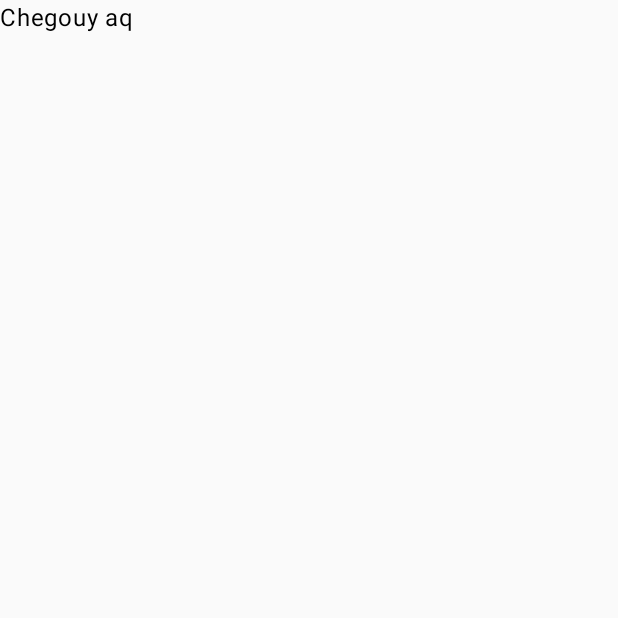
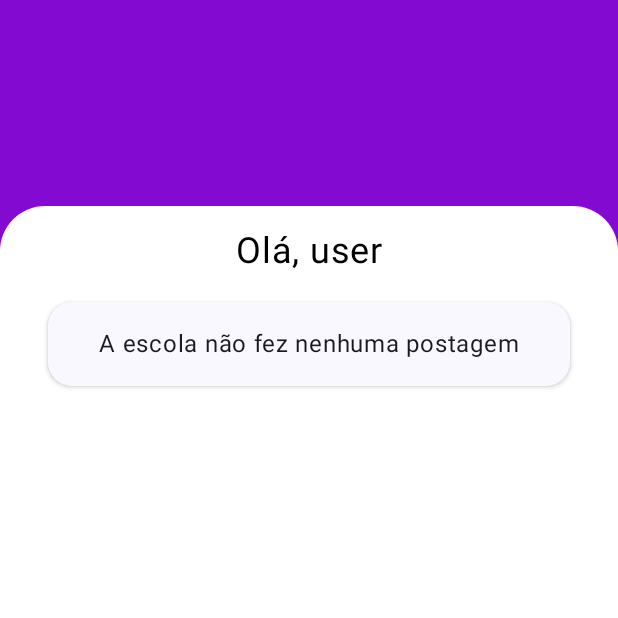
Before and after one commit to smViana19/logus-app-mobile, an Android app built with Jetpack Compose: the screen it shows after launch (MainActivity), on a phone screen of 412 x 824 dp, the top half of it. Before the commit the part shown is almost empty. Run offline under Robolectric (Android 15) with nearby library versions, the phone set to English and light mode, and no system bars; our stand-ins replace Dagger/Hilt's generated code.

Commit message:
Documentação dos mapeamentos das APIs -Adicionado kdoc nas apis do app -Criado card de teste -Criado tela de dashboard para teste

```diff
--- /dev/null
+++ b/app/src/main/java/br/com/samuel/logus_app/ui/components/AppCard.kt
@@ -0,0 +1,64 @@
+package br.com.samuel.logus_app.ui.components
+
+import androidx.compose.foundation.clickable
+import androidx.compose.foundation.layout.Column
+import androidx.compose.foundation.layout.fillMaxWidth
+import androidx.compose.foundation.layout.padding
+import androidx.compose.foundation.shape.RoundedCornerShape
+import androidx.compose.material3.Card
+import androidx.compose.material3.CardDefaults
+import androidx.compose.material3.MaterialTheme
+import androidx.compose.material3.Text
+import androidx.compose.runtime.Composable
+import androidx.compose.ui.Modifier
+import androidx.compose.ui.graphics.Color
+import androidx.compose.ui.text.font.FontWeight
+import androidx.compose.ui.tooling.preview.Preview
+import androidx.compose.ui.unit.Dp
+import androidx.compose.ui.unit.dp
+
+@Composable
+fun AppCardDefault(
+    modifier: Modifier = Modifier,
+    title: String? = null,
+    content: @Composable () -> Unit,
+    backgroundColor: Color = MaterialTheme.colorScheme.surface,
+    elevation: Dp = 2.dp,
+    onClick: () -> Unit = {}
+) {
+    Card(
+        modifier = modifier
+            .fillMaxWidth()
+            .clickable { onClick() },
+        shape = RoundedCornerShape(16.dp),
+        colors = CardDefaults.cardColors(containerColor = backgroundColor),
+        elevation = CardDefaults.cardElevation(defaultElevation = elevation)
+    ) {
+        Column(
+            modifier = Modifier
+                .padding(16.dp)
+        ) {
+            if (title != null) {
+                Text(
+                    text = title,
+                    style = MaterialTheme.typography.headlineSmall,
+                    fontWeight = FontWeight.Bold
+                )
+            }
+            content()
+        }
+
+    }
+}
+
+@Preview
+@Composable
+private fun AppCardDefaultPreview() {
+    AppCardDefault(content = {
+        Text(text = "Design de card")
+        Text(text = "Design de card")
+        Text(text = "Design de card")
+
+    })
+
+}
--- a/app/src/main/java/br/com/samuel/logus_app/ui/screens/ScreenDashboard.kt
+++ b/app/src/main/java/br/com/samuel/logus_app/ui/screens/ScreenDashboard.kt
@@ -1,17 +1,128 @@
 package br.com.samuel.logus_app.ui.screens
 
+import androidx.compose.foundation.Image
+import androidx.compose.foundation.background
+import androidx.compose.foundation.layout.Arrangement
+import androidx.compose.foundation.layout.Box
 import androidx.compose.foundation.layout.Column
+import androidx.compose.foundation.layout.Row
+import androidx.compose.foundation.layout.Spacer
 import androidx.compose.foundation.layout.fillMaxSize
+import androidx.compose.foundation.layout.fillMaxWidth
+import androidx.compose.foundation.layout.height
+import androidx.compose.foundation.layout.offset
+import androidx.compose.foundation.layout.padding
+import androidx.compose.foundation.layout.size
+import androidx.compose.foundation.layout.statusBarsPadding
+import androidx.compose.foundation.shape.CircleShape
+import androidx.compose.foundation.shape.RoundedCornerShape
+import androidx.compose.material.icons.Icons
+import androidx.compose.material.icons.filled.DateRange
+import androidx.compose.material.icons.filled.MoreVert
+import androidx.compose.material3.Icon
+import androidx.compose.material3.IconButton
+import androidx.compose.material3.MaterialTheme
+import androidx.compose.material3.Scaffold
 import androidx.compose.material3.Text
 import androidx.compose.runtime.Composable
+import androidx.compose.ui.Alignment
 import androidx.compose.ui.Modifier
+import androidx.compose.ui.draw.clip
+import androidx.compose.ui.graphics.Color
+import androidx.compose.ui.graphics.Color.Companion.White
+import androidx.compose.ui.res.painterResource
+import androidx.compose.ui.text.font.FontStyle
+import androidx.compose.ui.text.font.FontWeight
+import androidx.compose.ui.tooling.preview.Preview
+import androidx.compose.ui.unit.dp
+import androidx.compose.ui.unit.sp
+import androidx.compose.ui.zIndex
+import br.com.samuel.logus_app.R
+import br.com.samuel.logus_app.ui.components.AppCardDefault
 
 @Composable
-fun ScreenDashboard(modifier: Modifier = Modifier) {
+fun ScreenDashboard(
+    modifier: Modifier = Modifier
+) {
+
     Column(
-        modifier = Modifier.fillMaxSize()
+        modifier = modifier
+            .fillMaxSize()
+            .background(Color(0xFF820AD1)),
+        horizontalAlignment = Alignment.CenterHorizontally
+
     ) {
+        Column(
+            modifier = modifier
+                .fillMaxWidth()
+                .weight(.2f),
+        ) {
+        }
+        Column(
+            modifier = modifier
+                .fillMaxWidth()
+                .weight(1f)
+                .clip(RoundedCornerShape(topStart = 30.dp, topEnd = 30.dp))
+        ) {
+            Box(
+                modifier = modifier
+                    .fillMaxSize()
+                    .fillMaxSize()
+                    .background(White)
+            ) {
+                Row(
+                    modifier = modifier
+                        .fillMaxWidth()
+                        .padding(vertical = 16.dp),
+                    horizontalArrangement = Arrangement.Center
+                ) {
+                    Text(
+                        text = "Olá, user",
+                        fontSize = 24.sp,
+                    )
+                }
+                Spacer(modifier = modifier.height(16.dp))
+                Row(
+                    modifier = modifier
+                        .fillMaxWidth()
+                        .padding(vertical = 32.dp),
+                    horizontalArrangement = Arrangement.Center
+                ) {
+                    AppCardDefault(
+                        modifier = modifier
+                            .padding(32.dp),
+                        content = {
+                            Row(
+                                modifier = modifier
+                                    .fillMaxWidth(),
+                                horizontalArrangement = Arrangement.Center
+                            ) {
 
-        Text(text = "Chegouy aq")
+                                Text(text = "A escola não fez nenhuma postagem")
+                            }
+
+                        })
+                    Row(
+                        modifier = modifier
+                            .background(Color(0xFF820AD1))
+                            .fillMaxWidth()
+
+                    ) {
+                        Text(text = "wtwadawd")
+                    }
+                }
+
+            }
+
+        }
+
+
     }
 }
+
+
+@Preview(showBackground = true)
+@Composable
+fun ScreenDashboardPreview() {
+    ScreenDashboard()
+}
```
Also changed, not shown: app/src/main/java/br/com/samuel/logus_app/model/ApiSubjectRequest.kt (+7 -0 lines), app/src/main/java/br/com/samuel/logus_app/model/ApiSubjectResponse.kt (+10 -0 lines), app/src/main/java/br/com/samuel/logus_app/model/ApiTaskRequest.kt (+11 -0 lines), app/src/main/java/br/com/samuel/logus_app/model/ApiTaskResponse.kt (+15 -0 lines), app/src/main/java/br/com/samuel/logus_app/model/ApiTokenRequest.kt (+7 -0 lines), app/src/main/java/br/com/samuel/logus_app/model/ApiTokenResponse.kt (+9 -0 lines), app/src/main/java/br/com/samuel/logus_app/model/ApiUserRequest.kt (+8 -0 lines), app/src/main/java/br/com/samuel/logus_app/model/ApiUserResponse.kt (+7 -0 lines).
